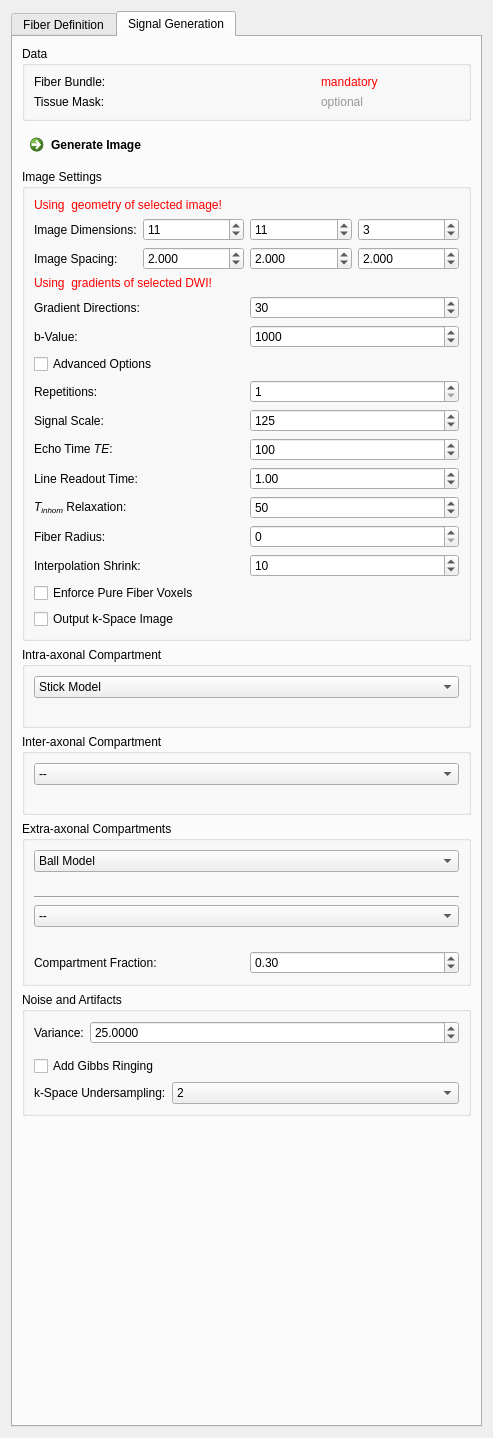
This is Plugins/org.mitk.gui.qt.diffusionimaging/src/internal/QmitkFiberfoxViewControls.ui in MITK/MITK as Qt 5 draws it before an edit. The edited form follows.
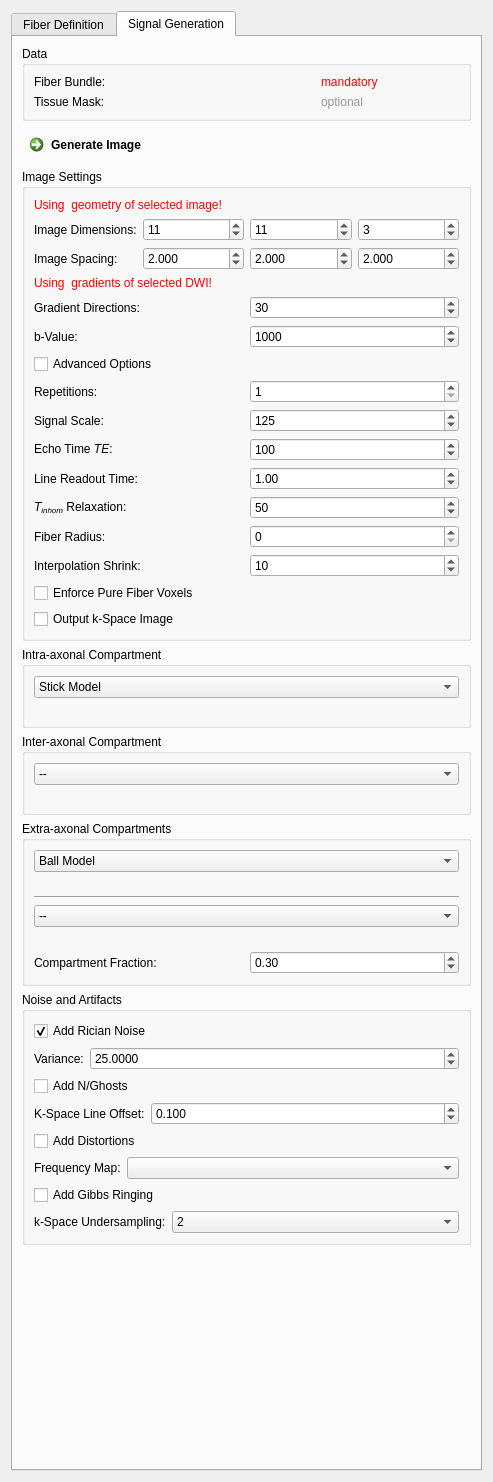
This is the edited form. The open tabs and pages were chosen to show the change. Icons and pictures are not drawn. Custom widgets are drawn as their Qt base class.

Patch:
```diff
--- a/Plugins/org.mitk.gui.qt.diffusionimaging/src/internal/QmitkFiberfoxViewControls.ui
+++ b/Plugins/org.mitk.gui.qt.diffusionimaging/src/internal/QmitkFiberfoxViewControls.ui
@@ -7,7 +7,7 @@
     <x>0</x>
     <y>0</y>
     <width>493</width>
-    <height>1438</height>
+    <height>1482</height>
    </rect>
   </property>
   <property name="windowTitle">
@@ -17,7 +17,7 @@
    <item row="0" column="0">
     <widget class="QTabWidget" name="tabWidget">
      <property name="currentIndex">
-      <number>0</number>
+      <number>1</number>
      </property>
      <widget class="QWidget" name="tab">
       <attribute name="title">
@@ -1694,8 +1694,8 @@
           <string>Noise and Artifacts</string>
          </property>
          <layout class="QGridLayout" name="gridLayout_6">
-          <item row="4" column="0">
-           <widget class="QFrame" name="m_KspaceParamFrame">
+          <item row="8" column="0">
+           <widget class="QFrame" name="m_GibbsRingingFrame">
             <property name="enabled">
              <bool>true</bool>
             </property>
@@ -1784,35 +1784,38 @@
             </layout>
            </widget>
           </item>
-          <item row="2" column="0">
-           <widget class="QFrame" name="m_T2bluringParamFrame">
-            <property name="enabled">
+          <item row="5" column="0">
+           <widget class="QCheckBox" name="m_AddDistortions">
+            <property name="text">
+             <string>Add Distortions</string>
+            </property>
+            <property name="checked">
+             <bool>false</bool>
+            </property>
+           </widget>
+          </item>
+          <item row="7" column="0">
+           <widget class="QCheckBox" name="m_AddGibbsRinging">
+            <property name="text">
+             <string>Add Gibbs Ringing</string>
+            </property>
+            <property name="checked">
+             <bool>false</bool>
+            </property>
+           </widget>
+          </item>
+          <item row="0" column="0">
+           <widget class="QCheckBox" name="m_AddNoise">
+            <property name="text">
+             <string>Add Rician Noise</string>
+            </property>
+            <property name="checked">
              <bool>true</bool>
             </property>
-            <property name="frameShape">
-             <enum>QFrame::NoFrame</enum>
-            </property>
-            <property name="frameShadow">
-             <enum>QFrame::Raised</enum>
-            </property>
-            <layout class="QFormLayout" name="formLayout">
-             <property name="fieldGrowthPolicy">
-              <enum>QFormLayout::AllNonFixedFieldsGrow</enum>
-             </property>
-             <property name="horizontalSpacing">
-              <number>0</number>
-             </property>
-             <property name="verticalSpacing">
-              <number>0</number>
-             </property>
-             <property name="margin">
-              <number>0</number>
-             </property>
-            </layout>
            </widget>
           </item>
           <item row="1" column="0">
-           <widget class="QFrame" name="frame_7">
+           <widget class="QFrame" name="m_NoiseFrame">
             <property name="frameShape">
              <enum>QFrame::NoFrame</enum>
             </property>
@@ -1856,15 +1859,117 @@
            </widget>
           </item>
           <item row="3" column="0">
-           <widget class="QCheckBox" name="m_AddGibbsRinging">
+           <widget class="QCheckBox" name="m_AddGhosts">
             <property name="text">
-             <string>Add Gibbs Ringing</string>
+             <string>Add N/Ghosts</string>
             </property>
             <property name="checked">
              <bool>false</bool>
             </property>
            </widget>
           </item>
+          <item row="4" column="0">
+           <widget class="QFrame" name="m_GhostFrame">
+            <property name="enabled">
+             <bool>true</bool>
+            </property>
+            <property name="frameShape">
+             <enum>QFrame::NoFrame</enum>
+            </property>
+            <property name="frameShadow">
+             <enum>QFrame::Raised</enum>
+            </property>
+            <layout class="QFormLayout" name="formLayout_6">
+             <property name="horizontalSpacing">
+              <number>6</number>
+             </property>
+             <property name="margin">
+              <number>0</number>
+             </property>
+             <item row="0" column="0">
+              <widget class="QLabel" name="m_TensorsToDWIBValueLabel_23">
+               <property name="toolTip">
+                <string/>
+               </property>
+               <property name="statusTip">
+                <string/>
+               </property>
+               <property name="whatsThis">
+                <string/>
+               </property>
+               <property name="text">
+                <string>K-Space Line Offset:</string>
+               </property>
+               <property name="wordWrap">
+                <bool>false</bool>
+               </property>
+              </widget>
+             </item>
+             <item row="0" column="1">
+              <widget class="QDoubleSpinBox" name="m_kOffsetBox">
+               <property name="toolTip">
+                <string/>
+               </property>
+               <property name="decimals">
+                <number>3</number>
+               </property>
+               <property name="maximum">
+                <double>1.000000000000000</double>
+               </property>
+               <property name="singleStep">
+                <double>0.010000000000000</double>
+               </property>
+               <property name="value">
+                <double>0.100000000000000</double>
+               </property>
+              </widget>
+             </item>
+            </layout>
+           </widget>
+          </item>
+          <item row="6" column="0">
+           <widget class="QFrame" name="m_DistortionsFrame">
+            <property name="enabled">
+             <bool>true</bool>
+            </property>
+            <property name="frameShape">
+             <enum>QFrame::NoFrame</enum>
+            </property>
+            <property name="frameShadow">
+             <enum>QFrame::Raised</enum>
+            </property>
+            <layout class="QFormLayout" name="formLayout_7">
+             <property name="horizontalSpacing">
+              <number>6</number>
+             </property>
+             <property name="margin">
+              <number>0</number>
+             </property>
+             <item row="0" column="0">
+              <widget class="QLabel" name="m_TensorsToDWIBValueLabel_25">
+               <property name="toolTip">
+                <string/>
+               </property>
+               <property name="statusTip">
+                <string/>
+               </property>
+               <property name="whatsThis">
+                <string/>
+               </property>
+               <property name="text">
+                <string>Frequency Map:</string>
+               </property>
+               <property name="wordWrap">
+                <bool>false</bool>
+               </property>
+              </widget>
+             </item>
+             <item row="0" column="1">
+              <widget class="QComboBox" name="m_FrequencyMapBox"/>
+             </item>
+            </layout>
+           </widget>
+          </item>
          </layout>
         </widget>
        </item>
```
